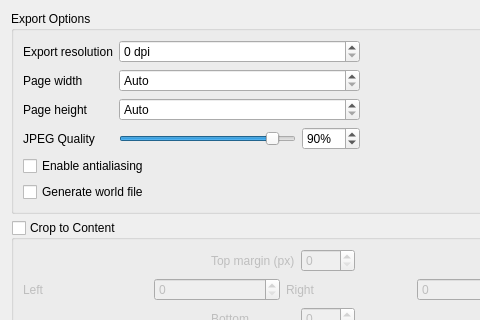
Qt form src/ui/layout/qgslayoutimageexportoptions.ui (qgis/QGIS) before a commit; both pictures show x 0 to 480 and y 0 to 320 of the 565 by 524 pixel window.
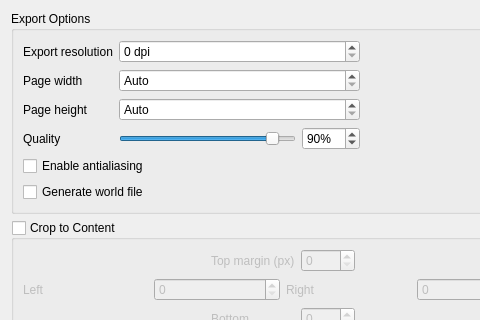
The same form after that commit. Custom widgets are drawn as their Qt base class.

What changed in the file:
```diff
--- a/src/ui/layout/qgslayoutimageexportoptions.ui
+++ b/src/ui/layout/qgslayoutimageexportoptions.ui
@@ -137,7 +137,7 @@
       <item row="3" column="0">
        <widget class="QLabel" name="mQualityLabel">
         <property name="text">
-         <string>JPEG Quality</string>
+         <string>Quality</string>
         </property>
        </widget>
       </item>
```
Left out of the diff: 6 changed lines with no effect on the pictures.
